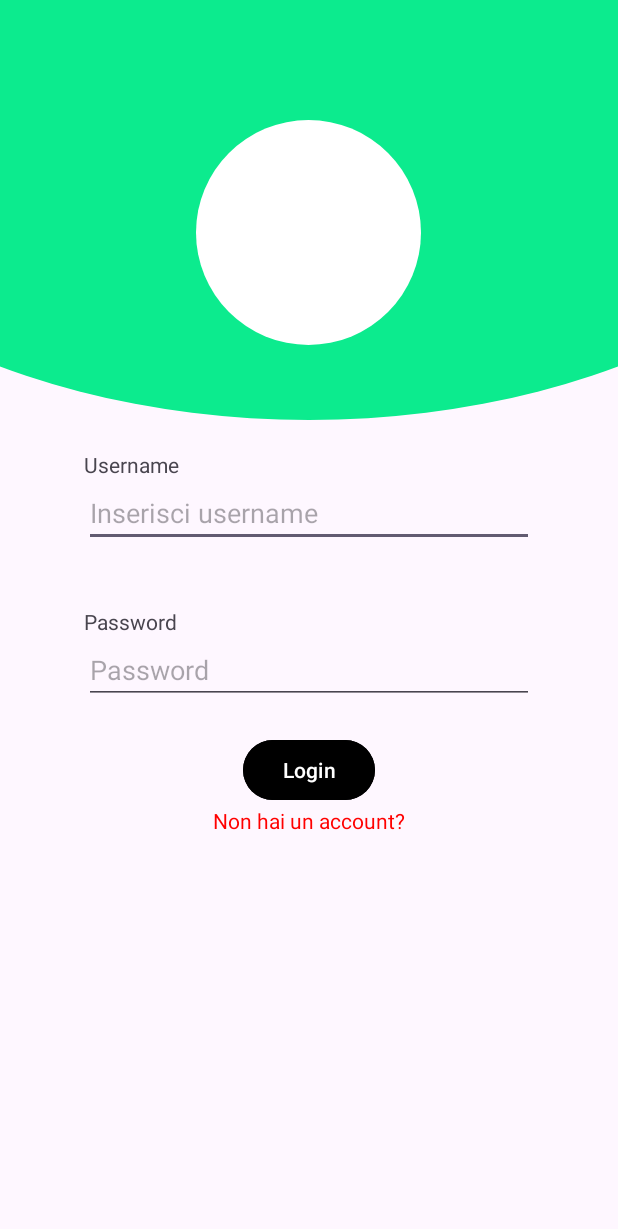
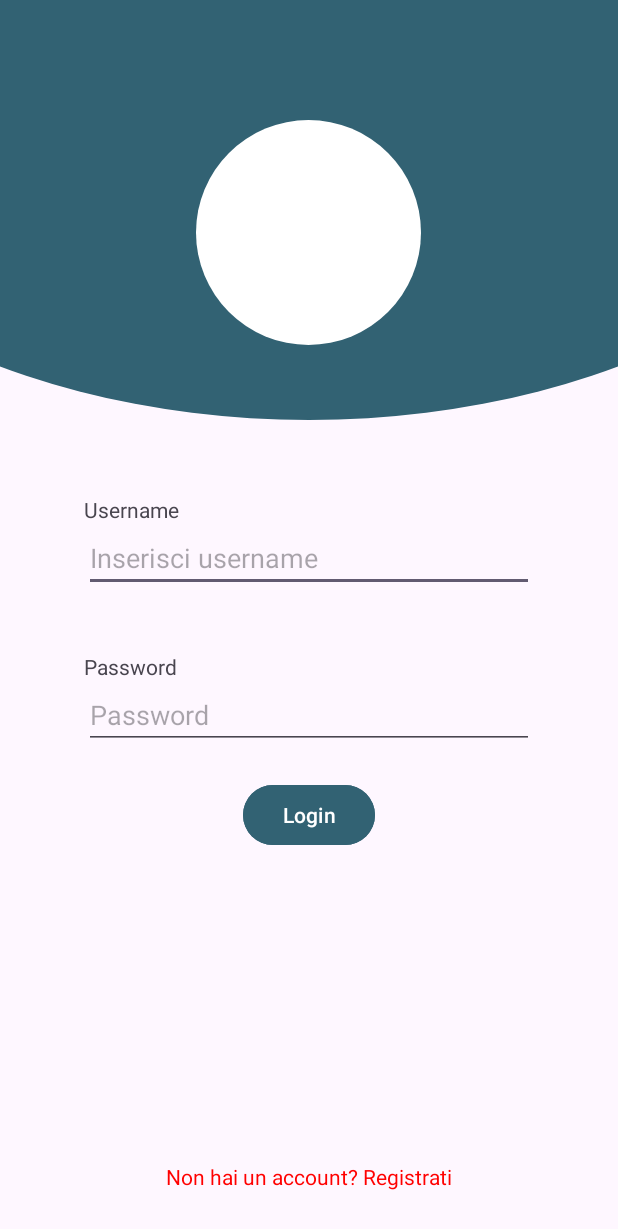
Before and after one commit to Tommiconlai/AppPet, an Android app: the screen it shows after launch (MainActivity before the commit, LoginActivity after it), on a phone screen of 412 x 824 dp. Shown: the top 1229 px of the screen. Run offline under Robolectric (Android 15) with nearby library versions, the light colour scheme and no system bars.

Commit message:
fine layout del login

```diff
--- a/Android/app/src/main/AndroidManifest.xml
+++ b/Android/app/src/main/AndroidManifest.xml
@@ -16,7 +16,7 @@
             android:name=".SecondActivity"
             android:exported="false" />
         <activity
-            android:name=".MainActivity"
+            android:name=".LoginActivity"
             android:exported="true">
             <intent-filter>
                 <action android:name="android.intent.action.MAIN" />
--- a/Android/app/src/main/java/com/example/apppet/MainActivity.java
+++ b/Android/app/src/main/java/com/example/apppet/LoginActivity.java
@@ -8,13 +8,13 @@ import androidx.core.graphics.Insets;
 import androidx.core.view.ViewCompat;
 import androidx.core.view.WindowInsetsCompat;
 
-public class MainActivity extends AppCompatActivity {
+public class LoginActivity extends AppCompatActivity {
 
     @Override
     protected void onCreate(Bundle savedInstanceState) {
         super.onCreate(savedInstanceState);
         EdgeToEdge.enable(this);
-        setContentView(R.layout.activity_main);
+        setContentView(R.layout.activity_login);
         ViewCompat.setOnApplyWindowInsetsListener(findViewById(R.id.main), (v, insets) -> {
             Insets systemBars = insets.getInsets(WindowInsetsCompat.Type.systemBars());
             v.setPadding(systemBars.left, systemBars.top, systemBars.right, systemBars.bottom);
--- a/Android/app/src/main/res/drawable/cricle_1.xml
+++ b/Android/app/src/main/res/drawable/cricle_1.xml
@@ -3,6 +3,6 @@
     android:shape="oval">
 
     <solid
-        android:color="#0CEB8E"/>
+        android:color="@color/Blu_base"/>
 
 </shape>
--- a/Android/app/src/main/res/layout/activity_main.xml
+++ b/Android/app/src/main/res/layout/activity_login.xml
@@ -1,14 +1,15 @@
 <?xml version="1.0" encoding="utf-8"?>
-<LinearLayout xmlns:android="http://schemas.android.com/apk/res/android"
+<RelativeLayout xmlns:android="http://schemas.android.com/apk/res/android"
     xmlns:app="http://schemas.android.com/apk/res-auto"
     xmlns:tools="http://schemas.android.com/tools"
     android:id="@+id/main"
     android:layout_width="match_parent"
     android:layout_height="match_parent"
-    tools:context=".MainActivity"
+    tools:context=".LoginActivity"
     android:orientation="vertical">
 
     <FrameLayout
+        android:id="@+id/header"
         android:layout_width="wrap_content"
         android:layout_height="300dp"
         android:layout_gravity="top">
@@ -30,10 +31,13 @@
     </FrameLayout>
 
     <LinearLayout
+        android:layout_below="@+id/header"
         android:layout_width="wrap_content"
         android:layout_height="wrap_content"
         android:layout_gravity="center"
-        android:orientation="vertical">
+        android:orientation="vertical"
+        android:layout_marginTop="30dp"
+        android:layout_centerInParent="true">
 
         <TextView
             android:textAlignment="textStart"
@@ -66,17 +70,19 @@
             android:layout_width="wrap_content"
             android:layout_height="wrap_content"
             android:text="Login"
-            android:backgroundTint="@color/black"
+            android:backgroundTint="@color/Blu_base"
             android:layout_gravity="center_horizontal"/>
     </LinearLayout>
 
     <TextView
+        android:layout_marginBottom="30dp"
         android:id="@+id/registrazioneTxt"
         android:layout_width="wrap_content"
         android:layout_height="wrap_content"
-        android:text="Non hai un account?"
+        android:text="Non hai un account? Registrati"
         android:textColor="#FF0000"
-        android:layout_gravity="center_horizontal"
-        android:gravity="bottom"/>
+        android:layout_alignParentBottom="true"
+        android:layout_centerHorizontal="true"
+        android:textIsSelectable="true"/>
 
-</LinearLayout>
+</RelativeLayout>
--- a/Android/app/src/main/res/layout/activity_registrazione.xml
+++ b/Android/app/src/main/res/layout/activity_registrazione.xml
@@ -5,7 +5,7 @@
     android:id="@+id/main"
     android:layout_width="match_parent"
     android:layout_height="match_parent"
-    tools:context=".MainActivity"
+    tools:context=".LoginActivity"
     android:orientation="vertical">
 
     <FrameLayout
--- a/Android/app/src/main/res/values/colors.xml
+++ b/Android/app/src/main/res/values/colors.xml
@@ -2,4 +2,5 @@
 <resources>
     <color name="black">#FF000000</color>
     <color name="white">#FFFFFFFF</color>
+    <color name="Blu_base">#326273</color>
 </resources>
```
